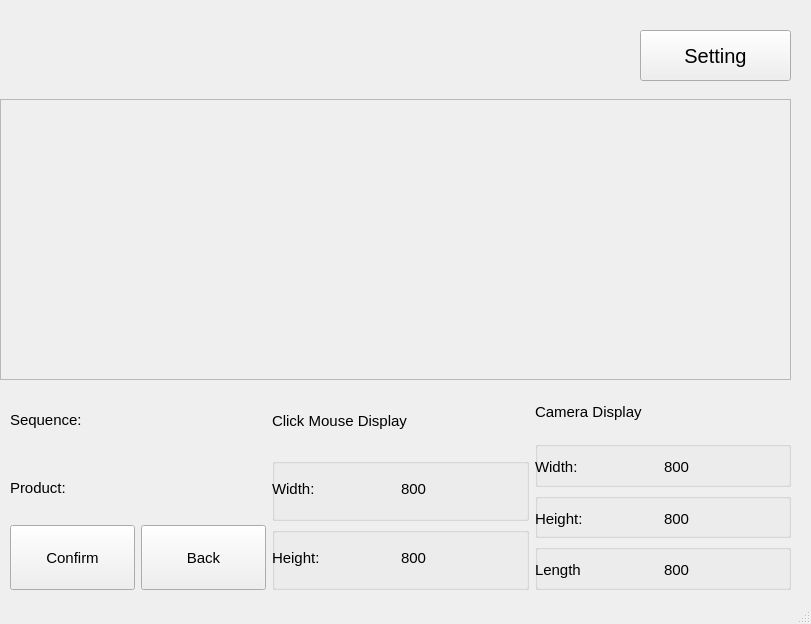
This is Greyform-linux/Python_Application/UI_Design/mainframe.ui in mokzhizhuan/GreyForm_UIs as Qt 5 draws it before an edit. The edited form follows.
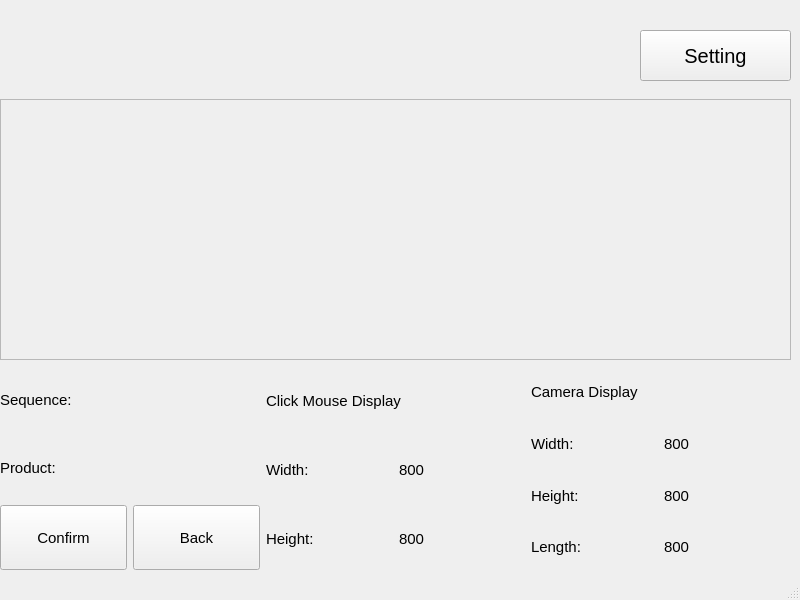
This is the edited form. The open tabs and pages were chosen to show the change.

Commit message: mainframe fix on page 3

```diff
--- a/Greyform-linux/Python_Application/UI_Design/mainframe.ui
+++ b/Greyform-linux/Python_Application/UI_Design/mainframe.ui
@@ -6,8 +6,8 @@
    <rect>
     <x>0</x>
     <y>0</y>
-    <width>811</width>
-    <height>624</height>
+    <width>800</width>
+    <height>600</height>
    </rect>
   </property>
   <property name="windowTitle">
@@ -60,7 +60,7 @@
         <x>0</x>
         <y>79</y>
         <width>800</width>
-        <height>531</height>
+        <height>481</height>
        </rect>
       </property>
       <property name="sizePolicy">
@@ -417,7 +417,7 @@
           <x>0</x>
           <y>10</y>
           <width>791</width>
-          <height>281</height>
+          <height>261</height>
          </rect>
         </property>
         <layout class="QVBoxLayout" name="verticalLayout" stretch="0">
@@ -442,9 +442,9 @@
        <widget class="QWidget" name="horizontalLayoutWidgetpage4">
         <property name="geometry">
          <rect>
-          <x>10</x>
-          <y>300</y>
-          <width>781</width>
+          <x>0</x>
+          <y>280</y>
+          <width>791</width>
           <height>201</height>
          </rect>
         </property>
@@ -527,20 +527,7 @@
             </widget>
            </item>
            <item>
-            <widget class="QGroupBox" name="Xgroupbox">
-             <property name="title">
-              <string/>
-             </property>
-             <widget class="QWidget" name="horizontalLayoutWidget_9">
-              <property name="geometry">
-               <rect>
-                <x>0</x>
-                <y>0</y>
-                <width>251</width>
-                <height>61</height>
-               </rect>
-              </property>
-              <layout class="QHBoxLayout" name="horizontalLayout_13" stretch="1,1">
+            <layout class="QHBoxLayout" name="horizontalLayout_13" stretch="0,0">
                <item>
                 <widget class="QLabel" name="titleXlabel">
                  <property name="text">
@@ -556,30 +543,9 @@
                 </widget>
                </item>
               </layout>
-             </widget>
-            </widget>
            </item>
            <item>
-            <widget class="QGroupBox" name="Ygroupbox">
-             <property name="sizePolicy">
-              <sizepolicy hsizetype="Preferred" vsizetype="Minimum">
-               <horstretch>0</horstretch>
-               <verstretch>0</verstretch>
-              </sizepolicy>
-             </property>
-             <property name="title">
-              <string/>
-             </property>
-             <widget class="QWidget" name="horizontalLayoutWidget_10">
-              <property name="geometry">
-               <rect>
-                <x>0</x>
-                <y>0</y>
-                <width>251</width>
-                <height>61</height>
-               </rect>
-              </property>
-              <layout class="QHBoxLayout" name="horizontalLayout_14" stretch="1,1">
+            <layout class="QHBoxLayout" name="horizontalLayout_14" stretch="0,0">
                <item>
                 <widget class="QLabel" name="titleYlabel">
                  <property name="text">
@@ -595,8 +561,6 @@
                 </widget>
                </item>
               </layout>
-             </widget>
-            </widget>
            </item>
           </layout>
          </item>
@@ -610,20 +574,7 @@
             </widget>
            </item>
            <item>
-            <widget class="QGroupBox" name="Xgroupbox_2">
-             <property name="title">
-              <string/>
-             </property>
-             <widget class="QWidget" name="horizontalLayoutWidget_4">
-              <property name="geometry">
-               <rect>
-                <x>0</x>
-                <y>0</y>
-                <width>251</width>
-                <height>51</height>
-               </rect>
-              </property>
-              <layout class="QHBoxLayout" name="horizontalLayout_5" stretch="1,1">
+            <layout class="QHBoxLayout" name="horizontalLayout_5" stretch="0,0">
                <item>
                 <widget class="QLabel" name="titleXlabel_2">
                  <property name="text">
@@ -645,30 +596,9 @@
                 </widget>
                </item>
               </layout>
-             </widget>
-            </widget>
            </item>
            <item>
-            <widget class="QGroupBox" name="Ygroupbox_2">
-             <property name="sizePolicy">
-              <sizepolicy hsizetype="Preferred" vsizetype="Minimum">
-               <horstretch>0</horstretch>
-               <verstretch>0</verstretch>
-              </sizepolicy>
-             </property>
-             <property name="title">
-              <string/>
-             </property>
-             <widget class="QWidget" name="horizontalLayoutWidget_7">
-              <property name="geometry">
-               <rect>
-                <x>0</x>
-                <y>0</y>
-                <width>251</width>
-                <height>51</height>
-               </rect>
-              </property>
-              <layout class="QHBoxLayout" name="horizontalLayout_6" stretch="1,1">
+            <layout class="QHBoxLayout" name="horizontalLayout_6" stretch="0,0">
                <item>
                 <widget class="QLabel" name="titleYlabel_2">
                  <property name="text">
@@ -690,34 +620,13 @@
                 </widget>
                </item>
               </layout>
-             </widget>
-            </widget>
            </item>
            <item>
-            <widget class="QGroupBox" name="Zgroupbox">
-             <property name="sizePolicy">
-              <sizepolicy hsizetype="Preferred" vsizetype="Minimum">
-               <horstretch>0</horstretch>
-               <verstretch>0</verstretch>
-              </sizepolicy>
-             </property>
-             <property name="title">
-              <string/>
-             </property>
-             <widget class="QWidget" name="horizontalLayoutWidget_8">
-              <property name="geometry">
-               <rect>
-                <x>0</x>
-                <y>0</y>
-                <width>251</width>
-                <height>51</height>
-               </rect>
-              </property>
-              <layout class="QHBoxLayout" name="horizontalLayout_7" stretch="1,1">
+            <layout class="QHBoxLayout" name="horizontalLayout_7" stretch="0,0">
                <item>
                 <widget class="QLabel" name="titleZlabel">
                  <property name="text">
-                  <string>Length</string>
+                <string>Length:</string>
                  </property>
                  <property name="wordWrap">
                   <bool>true</bool>
@@ -735,8 +644,6 @@
                 </widget>
                </item>
               </layout>
-             </widget>
-            </widget>
            </item>
           </layout>
          </item>
```
Left out of the diff: 12 changed lines with no effect on the pictures. Lines whose indentation alone changed are shown as unchanged. The commit also changes 73 other files.
